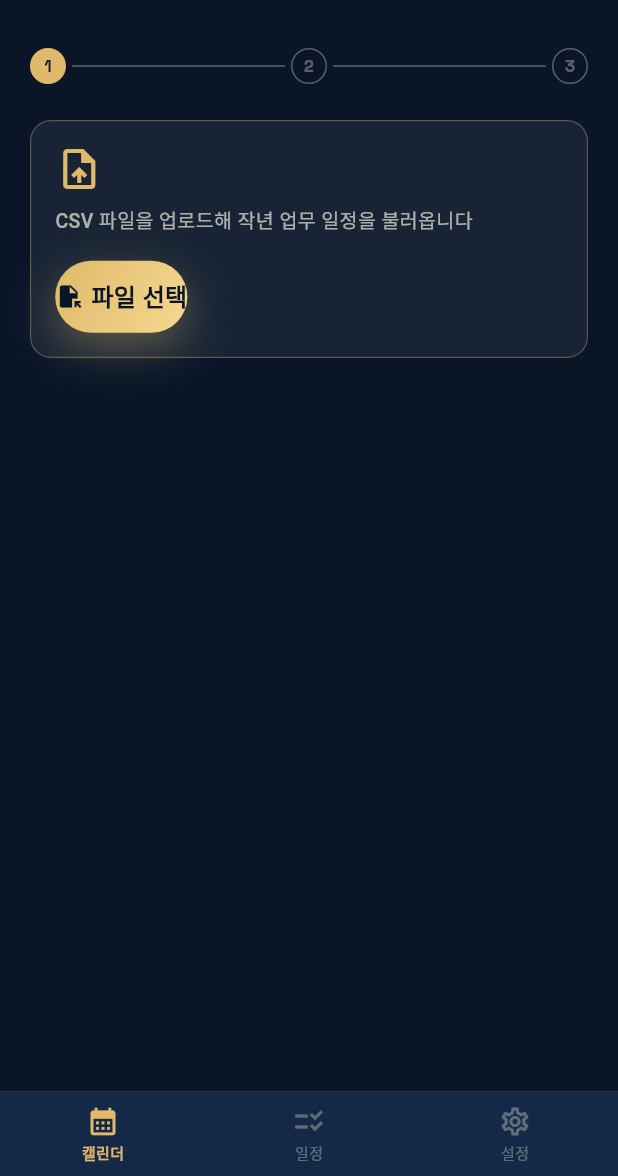
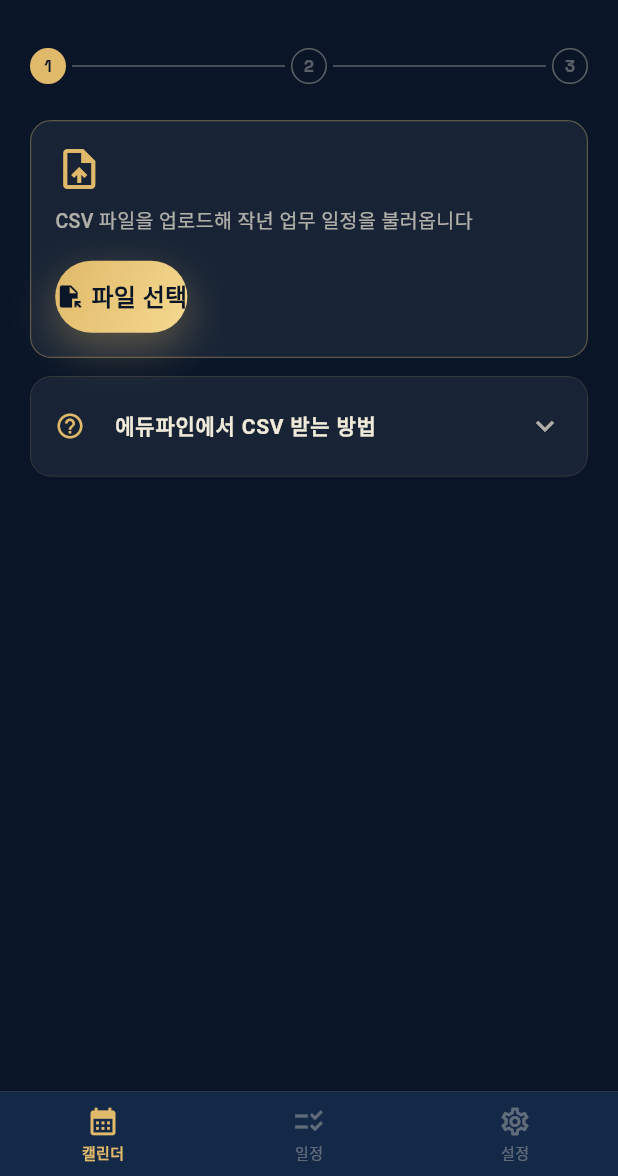
Before and after one commit to indibery/planroutine, a Flutter app: the ImportScreen screen opened by its route, on a phone screen of 412 x 824 dp, the part 60-1236 px from its top. Run offline on Flutter 3.47's test engine with Material 3 defaults, Android fonts, the phone set to English and light mode, and no system bars; our stand-ins replace csv, file_picker, flutter_local_notifications, flutter_riverpod, freezed_annotation, go_router and 7 more; missing offline and left inert: charset_converter, googleapis; accounts and stored records are empty; Roboto replaces fonts that are missing (Pretendard).

Commit message:
feat(import): Initial 뷰에 에듀파인 CSV 다운로드 가이드 접힘 섹션 추가
사용자가 "파일 받는 법을 모르면 쓰기 어렵다"는 피드백. 풀스크린 Import의
'파일 선택' 카드 바로 아래에 접힘 가이드를 배치해, 첫 사용자는 펼쳐서
6단계 + 스크린샷으로 확인하고 반복 사용자는 접힌 채로 무시할 수 있다.

- assets/images/edufine_csv_guide.png: 에듀파인 다년도검색 annotation
  스크린샷 (720px 폭으로 리사이즈)
- pubspec.yaml: assets/images/ 등록
- ImportStrings: edufineGuideTitle + edufineGuideSteps 6단계
- EdufineGuideSection: ExpansionTile + Image.asset + 골드 번호 뱃지
  스텝 리스트. iterable.indexed로 마지막 항목 spacing 처리
- ImportScreen Initial 뷰 카드 아래에 삽입

빌드 번호 39.

Co-Authored-By: Claude Opus 4.7 (1M context) <noreply@anthropic.com>

```diff
--- a/lib/core/constants/strings/import_strings.dart
+++ b/lib/core/constants/strings/import_strings.dart
@@ -10,4 +10,15 @@ class ImportStrings {
   static const failed = '가져오기 실패';
   static const registerAll = '전체 등록';
   static const registerCount = '건 등록됨';
+
+  // 에듀파인에서 CSV 받는 방법 가이드 (Import Initial 뷰 내 접힘 섹션)
+  static const edufineGuideTitle = '에듀파인에서 CSV 받는 방법';
+  static const edufineGuideSteps = <String>[
+    '문서관리 → 문서함 → 문서등록대장(다년도검색) 진입',
+    '가져올 문서 기간 범위 지정 (예: 2024-03-01 ~ 2025-02-28)',
+    '기안(접수)자에 본인 이름 입력',
+    '우측 상단 "조회" 버튼 클릭',
+    '결과 표 상단 저장 메뉴에서 "CSV다운(과제정보추가)" 선택',
+    '다운로드된 파일을 이 화면의 "파일 선택"으로 업로드',
+  ];
 }
--- a/lib/features/import/presentation/screens/import_screen.dart
+++ b/lib/features/import/presentation/screens/import_screen.dart
@@ -9,6 +9,7 @@ import '../../../../shared/widgets/gold_gradient_button.dart';
 import '../../../schedule/presentation/providers/schedule_providers.dart';
 import '../../domain/imported_schedule.dart';
 import '../providers/import_providers.dart';
+import '../widgets/edufine_guide_section.dart';
 import '../widgets/import_summary_card.dart';
 
 /// 작년 일정 가져오기 전용 풀스크린.
@@ -133,6 +134,8 @@ class ImportScreen extends ConsumerWidget {
               ],
             ),
           ),
+          const SizedBox(height: AppSizes.spacing12),
+          const EdufineGuideSection(),
         ],
       ),
     );
--- /dev/null
+++ b/lib/features/import/presentation/widgets/edufine_guide_section.dart
@@ -0,0 +1,133 @@
+import 'package:flutter/material.dart';
+
+import '../../../../core/constants/app_colors.dart';
+import '../../../../core/constants/app_sizes.dart';
+import '../../../../core/constants/app_strings.dart';
+
+/// 에듀파인에서 CSV를 다운받는 방법을 안내하는 접힘 섹션.
+///
+/// Import 풀스크린 Initial 뷰의 '파일 선택' 카드 아래에 배치된다.
+/// 첫 사용자는 펼쳐서 6단계 + 스크린샷으로 확인하고, 반복 사용자는
+/// 접힌 채로 무시할 수 있다.
+class EdufineGuideSection extends StatelessWidget {
+  const EdufineGuideSection({super.key});
+
+  @override
+  Widget build(BuildContext context) {
+    return Theme(
+      // ExpansionTile 기본 divider 제거 — 바깥 카드 테두리와 중복 방지
+      data: Theme.of(context).copyWith(dividerColor: Colors.transparent),
+      child: ClipRRect(
+        borderRadius: BorderRadius.circular(AppSizes.radius14),
+        child: Container(
+          decoration: BoxDecoration(
+            color: AppColors.glass,
+            border: Border.all(color: AppColors.line, width: 0.6),
+            borderRadius: BorderRadius.circular(AppSizes.radius14),
+          ),
+          child: ExpansionTile(
+            tilePadding: const EdgeInsets.symmetric(
+              horizontal: AppSizes.cardPadding,
+              vertical: AppSizes.spacing4,
+            ),
+            childrenPadding: const EdgeInsets.fromLTRB(
+              AppSizes.cardPadding,
+              0,
+              AppSizes.cardPadding,
+              AppSizes.cardPadding,
+            ),
+            iconColor: AppColors.sub,
+            collapsedIconColor: AppColors.sub,
+            leading: const Icon(
+              Icons.help_outline,
+              color: AppColors.gold,
+              size: 20,
+            ),
+            title: const Text(
+              ImportStrings.edufineGuideTitle,
+              style: TextStyle(
+                fontFamily: 'Pretendard',
+                fontSize: 14,
+                fontWeight: FontWeight.w600,
+                color: AppColors.ink,
+              ),
+            ),
+            children: [
+              // 스크린샷 — 에듀파인 annotation 이미지
+              ClipRRect(
+                borderRadius: BorderRadius.circular(AppSizes.radius8),
+                child: Image.asset(
+                  'assets/images/edufine_csv_guide.png',
+                  fit: BoxFit.contain,
+                ),
+              ),
+              const SizedBox(height: AppSizes.spacing12),
+              // 6단계 숫자 리스트
+              for (final (index, step)
+                  in ImportStrings.edufineGuideSteps.indexed)
+                Padding(
+                  padding: EdgeInsets.only(
+                    bottom:
+                        index == ImportStrings.edufineGuideSteps.length - 1
+                            ? 0
+                            : AppSizes.spacing8,
+                  ),
+                  child: _StepRow(number: index + 1, text: step),
+                ),
+            ],
+          ),
+        ),
+      ),
+    );
+  }
+}
+
+class _StepRow extends StatelessWidget {
+  const _StepRow({required this.number, required this.text});
+
+  final int number;
+  final String text;
+
+  @override
+  Widget build(BuildContext context) {
+    return Row(
+      crossAxisAlignment: CrossAxisAlignment.start,
+      children: [
+        Container(
+          width: 20,
+          height: 20,
+          alignment: Alignment.center,
+          decoration: BoxDecoration(
+            shape: BoxShape.circle,
+            color: AppColors.gold.withValues(alpha: 0.15),
+            border: Border.all(color: AppColors.gold, width: 1),
+          ),
+          child: Text(
+            '$number',
+            style: const TextStyle(
+              fontFamily: 'Space Grotesk',
+              fontSize: 10,
+              fontWeight: FontWeight.w700,
+              color: AppColors.gold,
+            ),
+          ),
+        ),
+        const SizedBox(width: AppSizes.spacing8),
+        Expanded(
+          child: Padding(
+            padding: const EdgeInsets.only(top: 1),
+            child: Text(
+              text,
+              style: const TextStyle(
+                fontFamily: 'Pretendard',
+                fontSize: 13,
+                height: 1.45,
+                color: AppColors.sub,
+              ),
+            ),
+          ),
+        ),
+      ],
+    );
+  }
+}
--- a/pubspec.yaml
+++ b/pubspec.yaml
@@ -1,7 +1,7 @@
 name: planroutine
 description: "공직플랜 — 공직자를 위한 업무 일정 관리 앱"
 publish_to: 'none'
-version: 1.0.0+38
+version: 1.0.0+39
 
 environment:
   sdk: ^3.11.4
@@ -94,6 +94,8 @@ flutter_launcher_icons:
 
 flutter:
   uses-material-design: true
+  assets:
+    - assets/images/
   fonts:
     - family: Pretendard
       fonts:
```
Also changed, not shown: assets/images/edufine_csv_guide.png (added).
